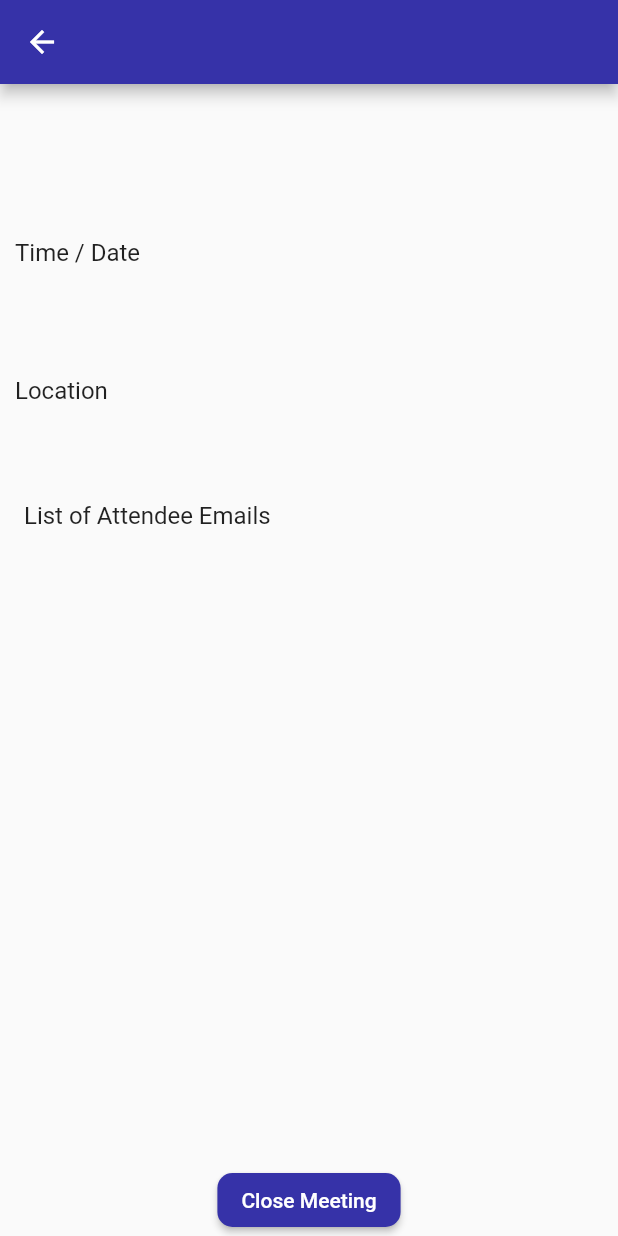
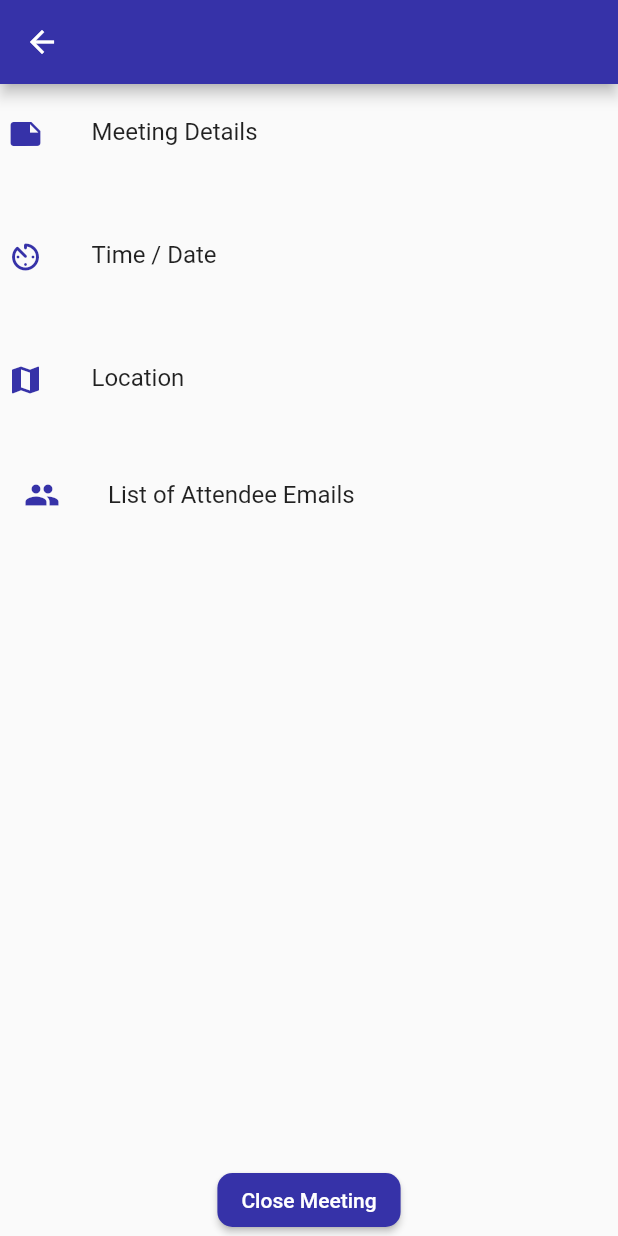
Before and after one commit to TeddyBonkerz/SyncUp, a Flutter app: the MeetingDetails screen opened directly with empty values, on a phone screen of 412 x 824 dp. Run offline on Flutter 3.47's test engine with Material 2 defaults, Android fonts, the light colour scheme and no system bars; our stand-ins replace cloud_firestore, firebase_auth, firebase_core, flutter_spinkit, google_fonts; missing offline and left inert: empty_widget, mailer; accounts and stored records are empty.

Commit message:
Addd icons and some small styling changes (more to come)

```diff
--- a/lib/screens/meeting_details.dart
+++ b/lib/screens/meeting_details.dart
@@ -19,6 +19,7 @@ class _MeetingDetails extends State<MeetingDetails> {
   QueryDocumentSnapshot meeting;
   _MeetingDetails({this.meeting});
   bool checkCompleted;
+
 
   @override
   Widget build(BuildContext context) {
@@ -51,28 +52,46 @@ class _MeetingDetails extends State<MeetingDetails> {
                   //General Info: Description, time / date, Complete or not
                   children: <Widget>[
                     ListTile(
-                      contentPadding: const EdgeInsets.all(10.0),
-                      title: Text(
-                        meeting.data()['content'],
-                        textAlign: TextAlign.center,
-                      ),
+                      leading: Icon(
+                            Icons.note,
+                            color: primaryColor,
+                          ),
+                      contentPadding: const EdgeInsets.all(5.0),
+                      title: Text('Meeting Details'),
+                      subtitle: Text(meeting.data()['content'],
+                        textAlign: TextAlign.left,)
                     ),
                     // Time and Date Info
                     ListTile(
-                        contentPadding: const EdgeInsets.all(10.0),
+                        leading: Icon(
+                            Icons.av_timer_rounded,
+                            color: primaryColor,
+                          ),
+                        contentPadding: const EdgeInsets.all(5.0),
                         title: Text('Time / Date'),
                         subtitle: Text(meeting.data()['dateTime'])),
                     // Location Info
                     ListTile(
-                        contentPadding: const EdgeInsets.all(10.0),
+                        leading: Icon(
+                            Icons.map,
+                            color: primaryColor,
+                          ),
+                        contentPadding: const EdgeInsets.all(5.0),
                         title: Text('Location'),
                         subtitle: Text(meeting.data()['location'])),
                   ],
                 ),
                 // View who is attending List
-                ListTile(title: Text('List of Attendee Emails')),
+                ListTile(
+                  leading: Icon(
+                            Icons.people,
+                            color: primaryColor,
+                          ),
+                  title: Text('List of Attendee Emails')),
+
                 Expanded(
-                  child: ListView.builder(
+                  child:
+                  ListView.builder(
                     itemCount: meeting
                         .data()['attendeeList']
                         .length, // filler till we have actual list length
```
